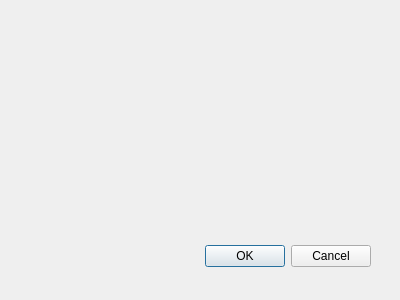
yanghang8612/SMAMMainUI, file dialog/add_standardstation_dialog.ui: the form before one commit.
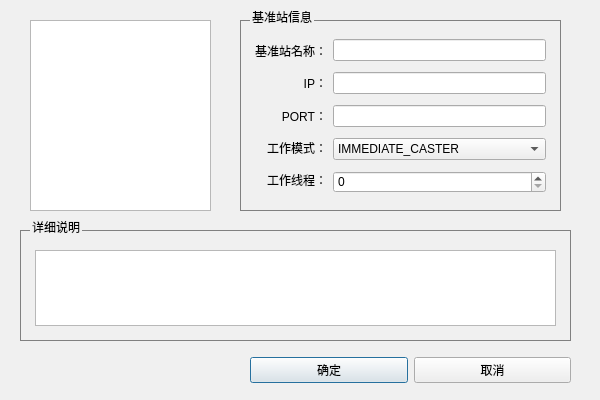
The form after the commit.

Commit message: change some styles give software status monitor a float frame to show components status

```diff
--- a/dialog/add_standardstation_dialog.ui
+++ b/dialog/add_standardstation_dialog.ui
@@ -8,28 +8,210 @@
    <rect>
     <x>0</x>
     <y>0</y>
-    <width>400</width>
-    <height>300</height>
+    <width>600</width>
+    <height>400</height>
    </rect>
   </property>
   <property name="windowTitle">
    <string>Dialog</string>
   </property>
-  <widget class="QDialogButtonBox" name="buttonBox">
+  <property name="styleSheet">
+   <string notr="true">QDialog {
+  background-color: rgb(240,240,240);
+}
+* {
+  font: 12px;
+}</string>
+  </property>
+  <widget class="QWidget" name="horizontalLayoutWidget">
+   <property name="geometry">
+    <rect>
+     <x>250</x>
+     <y>350</y>
+     <width>321</width>
+     <height>41</height>
+    </rect>
+   </property>
+   <layout class="QHBoxLayout" name="horizontalLayout">
+    <property name="spacing">
+     <number>6</number>
+    </property>
+    <item>
+     <widget class="QPushButton" name="confirmButton">
+      <property name="sizePolicy">
+       <sizepolicy hsizetype="Minimum" vsizetype="Fixed">
+        <horstretch>0</horstretch>
+        <verstretch>0</verstretch>
+       </sizepolicy>
+      </property>
+      <property name="text">
+       <string>确定</string>
+      </property>
+     </widget>
+    </item>
+    <item>
+     <widget class="QPushButton" name="cancelButton">
+      <property name="text">
+       <string>取消</string>
+      </property>
+     </widget>
+    </item>
+   </layout>
+  </widget>
+  <widget class="QGroupBox" name="groupBox">
+   <property name="geometry">
+    <rect>
+     <x>240</x>
+     <y>10</y>
+     <width>321</width>
+     <height>201</height>
+    </rect>
+   </property>
+   <property name="styleSheet">
+    <string notr="true">QGroupBox {
+  border: 1px solid gray;
+  margin-top: 10px;
+  padding: 5px;
+}
+QGroupBox::title {
+  top: -10px;
+  left: 10px;
+}</string>
+   </property>
+   <property name="title">
+    <string>基准站信息</string>
+   </property>
+   <layout class="QHBoxLayout" name="horizontalLayout_2">
+    <item>
+     <layout class="QVBoxLayout" name="verticalLayout">
+      <property name="spacing">
+       <number>0</number>
+      </property>
+      <item>
+       <widget class="QLabel" name="label">
+        <property name="text">
+         <string>基准站名称：</string>
+        </property>
+       </widget>
+      </item>
+      <item>
+       <widget class="QLabel" name="label_2">
+        <property name="text">
+         <string>IP：</string>
+        </property>
+        <property name="alignment">
+         <set>Qt::AlignRight|Qt::AlignTrailing|Qt::AlignVCenter</set>
+        </property>
+       </widget>
+      </item>
+      <item>
+       <widget class="QLabel" name="label_3">
+        <property name="text">
+         <string>PORT：</string>
+        </property>
+        <property name="alignment">
+         <set>Qt::AlignRight|Qt::AlignTrailing|Qt::AlignVCenter</set>
+        </property>
+       </widget>
+      </item>
+      <item>
+       <widget class="QLabel" name="label_4">
+        <property name="text">
+         <string>工作模式：</string>
+        </property>
+        <property name="alignment">
+         <set>Qt::AlignRight|Qt::AlignTrailing|Qt::AlignVCenter</set>
+        </property>
+       </widget>
+      </item>
+      <item>
+       <widget class="QLabel" name="label_5">
+        <property name="text">
+         <string>工作线程：</string>
+        </property>
+        <property name="alignment">
+         <set>Qt::AlignRight|Qt::AlignTrailing|Qt::AlignVCenter</set>
+        </property>
+       </widget>
+      </item>
+     </layout>
+    </item>
+    <item>
+     <layout class="QVBoxLayout" name="verticalLayout_2">
+      <property name="spacing">
+       <number>10</number>
+      </property>
+      <property name="topMargin">
+       <number>3</number>
+      </property>
+      <item>
+       <widget class="QLineEdit" name="stationNameEdit"/>
+      </item>
+      <item>
+       <widget class="QLineEdit" name="stationIPEdit"/>
+      </item>
+      <item>
+       <widget class="QLineEdit" name="stationPortEdit"/>
+      </item>
+      <item>
+       <widget class="QComboBox" name="stationModeBox">
+        <item>
+         <property name="text">
+          <string>IMMEDIATE_CASTER</string>
+         </property>
+        </item>
+        <item>
+         <property name="text">
+          <string>PROCESS_CASTER</string>
+         </property>
+        </item>
+       </widget>
+      </item>
+      <item>
+       <widget class="QSpinBox" name="stationThreadCountEdit"/>
+      </item>
+     </layout>
+    </item>
+   </layout>
+  </widget>
+  <widget class="QGroupBox" name="verticalGroupBox">
+   <property name="geometry">
+    <rect>
+     <x>20</x>
+     <y>220</y>
+     <width>551</width>
+     <height>121</height>
+    </rect>
+   </property>
+   <property name="styleSheet">
+    <string notr="true">QGroupBox {
+  border: 1px solid gray;
+  margin-top: 10px;
+  padding: 10px 5px 5px 5px;
+}
+QGroupBox::title {
+  top: -10px;
+  left: 10px;
+}</string>
+   </property>
+   <property name="title">
+    <string>详细说明</string>
+   </property>
+   <layout class="QVBoxLayout" name="verticalLayout_3">
+    <item>
+     <widget class="QTextEdit" name="stationDetailEdit"/>
+    </item>
+   </layout>
+  </widget>
+  <widget class="QGraphicsView" name="graphicsView">
    <property name="geometry">
     <rect>
      <x>30</x>
-     <y>240</y>
-     <width>341</width>
-     <height>32</height>
+     <y>20</y>
+     <width>181</width>
+     <height>191</height>
     </rect>
    </property>
-   <property name="orientation">
-    <enum>Qt::Horizontal</enum>
-   </property>
-   <property name="standardButtons">
-    <set>QDialogButtonBox::Cancel|QDialogButtonBox::Ok</set>
-   </property>
   </widget>
  </widget>
  <pixmapfunction/>
```
Left out of the diff: 43 changed lines with no effect on the pictures. The commit also changes 94 other files.
